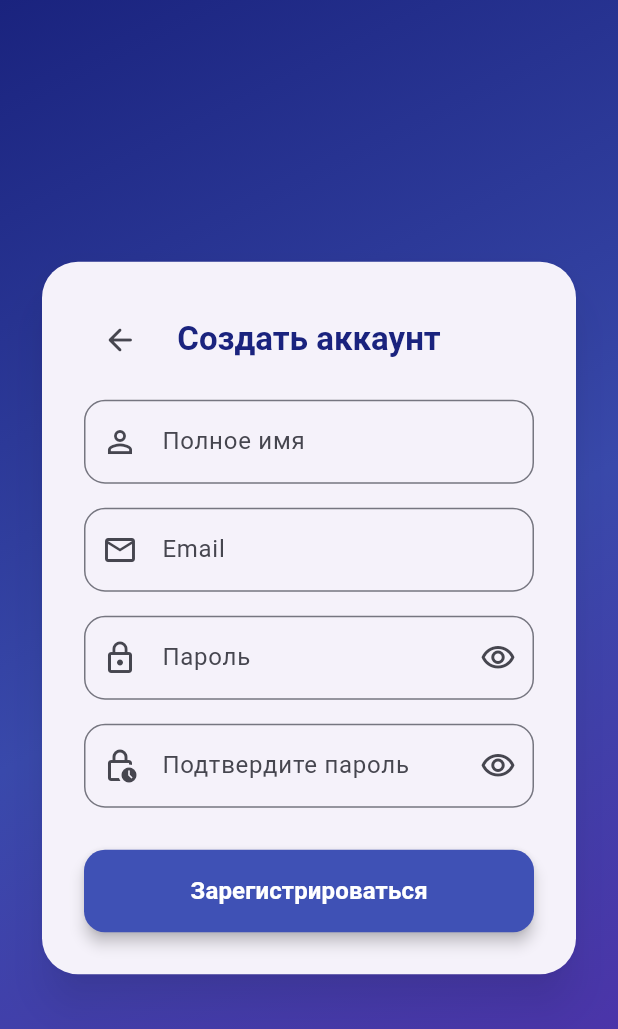
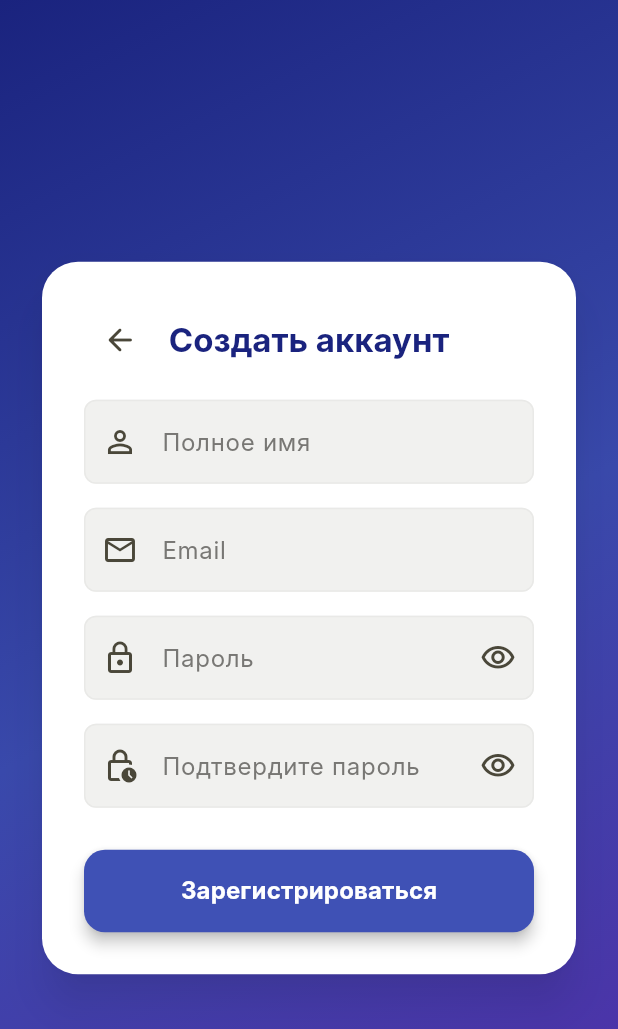
Before and after one commit to RamazanMoldabek/kanly, a Flutter app: the screen it shows after launch, after a tap on "Зарегистрироваться", on a phone screen of 412 x 824 dp. Shown: the top 1029 px of the screen. Run offline on Flutter 3.47's test engine with Material 3 defaults, Android fonts, the phone set to English and light mode, and no system bars; our stand-ins replace flutter_dotenv, supabase_flutter; accounts and stored records are empty; Roboto replaces fonts that are missing (Inter).

Commit message:
feat(theme): add AppTheme color palette and design system

```diff
--- a/lib/main.dart
+++ b/lib/main.dart
@@ -3,10 +3,10 @@ import 'package:flutter_dotenv/flutter_dotenv.dart';
 import 'package:supabase_flutter/supabase_flutter.dart';
 
 import 'screens/auth/auth_gate.dart';
+import 'theme/app_theme.dart';
 
 void main() {
   WidgetsFlutterBinding.ensureInitialized();
-  // Вызываем runApp незамедлительно, чтобы браузер сразу отрендерил интерфейс
   runApp(const KanlyApp());
 }
 
@@ -18,13 +18,7 @@ class KanlyApp extends StatelessWidget {
     return MaterialApp(
       title: 'Kanly',
       debugShowCheckedModeBanner: false,
-      theme: ThemeData(
-        colorScheme: ColorScheme.fromSeed(
-          seedColor: Colors.indigo,
-          brightness: Brightness.light,
-        ),
-        useMaterial3: true,
-      ),
+      theme: AppTheme.themeData,
       home: const AppInitializer(),
     );
   }
@@ -47,7 +41,6 @@ class _AppInitializerState extends State<AppInitializer> {
   }
 
   Future<void> _initializeApp() async {
-    // 1. Загрузка переменных окружения
     try {
       await dotenv.load(fileName: '.env');
     } catch (e) {
@@ -61,7 +54,6 @@ class _AppInitializerState extends State<AppInitializer> {
         dotenv.env['SUPABASE_ANON_KEY'] ??
         'eyJhbGciOiJIUzI1NiIsInR5cCI6IkpXVCJ9.eyJpc3MiOiJzdXBhYmFzZSIsInJlZiI6InNnbW1rcmJld2Vnd2ZpdWJpanR5Iiwicm9sZSI6ImFub24iLCJpYXQiOjE3OTA3NjMxMzIsImV4cCI6MjEwNjMzOTEzMn0.O6--3x9SYt-BFbEak-HQH6KAJAIJdJ90BmytbNHQSF8';
 
-    // 2. Инициализация Supabase (если ещё не инициализирован)
     try {
       Supabase.instance;
     } catch (_) {
@@ -75,33 +67,30 @@ class _AppInitializerState extends State<AppInitializer> {
       future: _initFuture,
       builder: (context, snapshot) {
         if (snapshot.connectionState == ConnectionState.waiting) {
-          return Scaffold(
-            backgroundColor: Colors.indigo.shade900,
+          return const Scaffold(
+            backgroundColor: AppTheme.background,
             body: Center(
               child: Column(
                 mainAxisAlignment: MainAxisAlignment.center,
                 children: [
-                  Container(
-                    padding: const EdgeInsets.all(16),
-                    decoration: BoxDecoration(
-                      color: Colors.white,
-                      borderRadius: BorderRadius.circular(20),
-                    ),
-                    child: const Icon(
-                      Icons.view_kanban_rounded,
-                      size: 48,
-                      color: Colors.indigo,
-                    ),
+                  Icon(
+                    Icons.view_kanban_outlined,
+                    size: 52,
+                    color: AppTheme.textPrimary,
                   ),
-                  const SizedBox(height: 24),
-                  const CircularProgressIndicator(color: Colors.white),
-                  const SizedBox(height: 16),
-                  const Text(
-                    'Загрузка Kanly...',
+                  SizedBox(height: 16),
+                  CircularProgressIndicator(
+                    color: AppTheme.textPrimary,
+                    strokeWidth: 2,
+                  ),
+                  SizedBox(height: 12),
+                  Text(
+                    'Kanly',
                     style: TextStyle(
-                      color: Colors.white,
+                      color: AppTheme.textPrimary,
                       fontSize: 16,
-                      fontWeight: FontWeight.w500,
+                      fontWeight: FontWeight.w600,
+                      letterSpacing: 1.1,
                     ),
                   ),
                 ],
--- /dev/null
+++ b/lib/theme/app_theme.dart
@@ -0,0 +1,89 @@
+import 'package:flutter/material.dart';
+
+class AppTheme {
+  // Application Color Palette
+  static const Color background = Color(0xFFFBFBFA);
+  static const Color cardBg = Colors.white;
+  static const Color sidebarBg = Color(0xFFF7F6F3);
+  static const Color border = Color(0xFFE9E9E7);
+  static const Color textPrimary = Color(0xFF37352F);
+  static const Color textSecondary = Color(0xFF787774);
+  static const Color primaryAccent = Color(0xFF2EAADC);
+
+  // Soft Pastel Tag Colors
+  static const Color tagGrayBg = Color(0xFFF1F1EF);
+  static const Color tagGrayText = Color(0xFF5A5A58);
+
+  static const Color tagBlueBg = Color(0xFFE8F3F8);
+  static const Color tagBlueText = Color(0xFF1D6F93);
+
+  static const Color tagGreenBg = Color(0xFFEDF3EC);
+  static const Color tagGreenText = Color(0xFF2B593F);
+
+  static const Color tagYellowBg = Color(0xFFFBF3DB);
+  static const Color tagYellowText = Color(0xFF89632A);
+
+  static const Color tagOrangeBg = Color(0xFFFAEBDD);
+  static const Color tagOrangeText = Color(0xFF854C1D);
+
+  static const Color tagRedBg = Color(0xFFFDEBEC);
+  static const Color tagRedText = Color(0xFF9F2B2B);
+
+  static ThemeData get themeData {
+    return ThemeData(
+      useMaterial3: true,
+      scaffoldBackgroundColor: background,
+      fontFamily: 'Inter',
+      colorScheme: ColorScheme.fromSeed(
+        seedColor: textPrimary,
+        primary: textPrimary,
+        surface: cardBg,
+      ),
+      appBarTheme: const AppBarTheme(
+        backgroundColor: background,
+        foregroundColor: textPrimary,
+        elevation: 0,
+        scrolledUnderElevation: 0.5,
+        iconTheme: IconThemeData(color: textPrimary),
+        titleTextStyle: TextStyle(
+          color: textPrimary,
+          fontSize: 16,
+          fontWeight: FontWeight.w600,
+        ),
+      ),
+      cardTheme: CardThemeData(
+        color: cardBg,
+        elevation: 0,
+        shape: RoundedRectangleBorder(
+          borderRadius: BorderRadius.circular(8),
+          side: const BorderSide(color: border, width: 1),
+        ),
+      ),
+      dialogTheme: DialogThemeData(
+        backgroundColor: cardBg,
+        elevation: 4,
+        shape: RoundedRectangleBorder(
+          borderRadius: BorderRadius.circular(12),
+          side: const BorderSide(color: border),
+        ),
+      ),
+      inputDecorationTheme: InputDecorationTheme(
+        filled: true,
+        fillColor: tagGrayBg,
+        border: OutlineInputBorder(
+          borderRadius: BorderRadius.circular(8),
+          borderSide: BorderSide.none,
+        ),
+        enabledBorder: OutlineInputBorder(
+          borderRadius: BorderRadius.circular(8),
+          borderSide: const BorderSide(color: border, width: 1),
+        ),
+        focusedBorder: OutlineInputBorder(
+          borderRadius: BorderRadius.circular(8),
+          borderSide: const BorderSide(color: textPrimary, width: 1.5),
+        ),
+        labelStyle: const TextStyle(color: textSecondary),
+      ),
+    );
+  }
+}
--- /dev/null
+++ b/lib/theme/notion_theme.dart
@@ -0,0 +1 @@
+export 'app_theme.dart';
```
